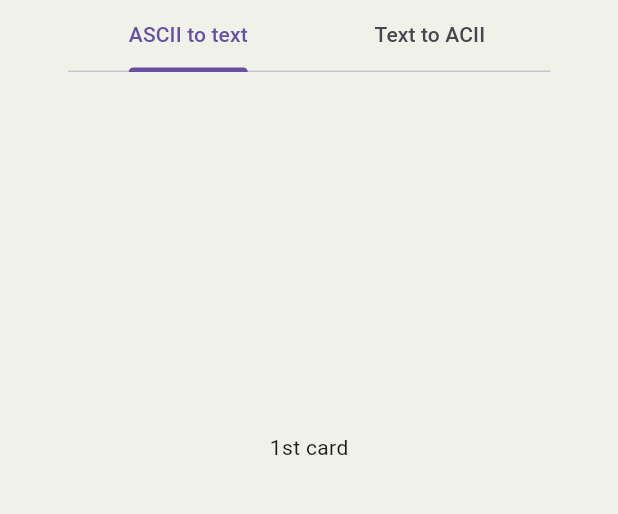
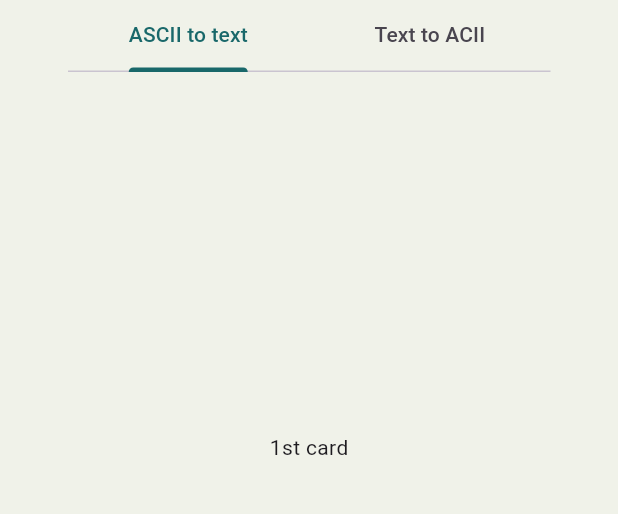
Before and after one commit to majatkaczyk/PIM, a Flutter app: the screen it shows after launch, on a phone screen of 412 x 824 dp, the part 153-667 px from its top. Run offline on Flutter 3.47's test engine with Material 3 defaults, Android fonts, the light colour scheme and no system bars.

Commit message:
add green text color

```diff
--- a/Flutter/lib/main.dart
+++ b/Flutter/lib/main.dart
@@ -65,7 +65,14 @@ child: Scaffold(appBar: AppBar(
               style: TextStyle(
                 fontSize: 32,
               ),),
-            const TabBar(tabs: [Tab(text: "ASCII to text"), Tab(text: "Text to ACII")]),
+            const TabBar(
+                tabs:
+                [Tab(text: "ASCII to text"),
+                  Tab(text: "Text to ACII")
+                ],
+            indicatorColor: Color(0xff19686A),
+            labelColor: Color(0xff19686A),
+            ),
             const SizedBox(height: 500,
                 child: TabBarView(
                   children: [
```
